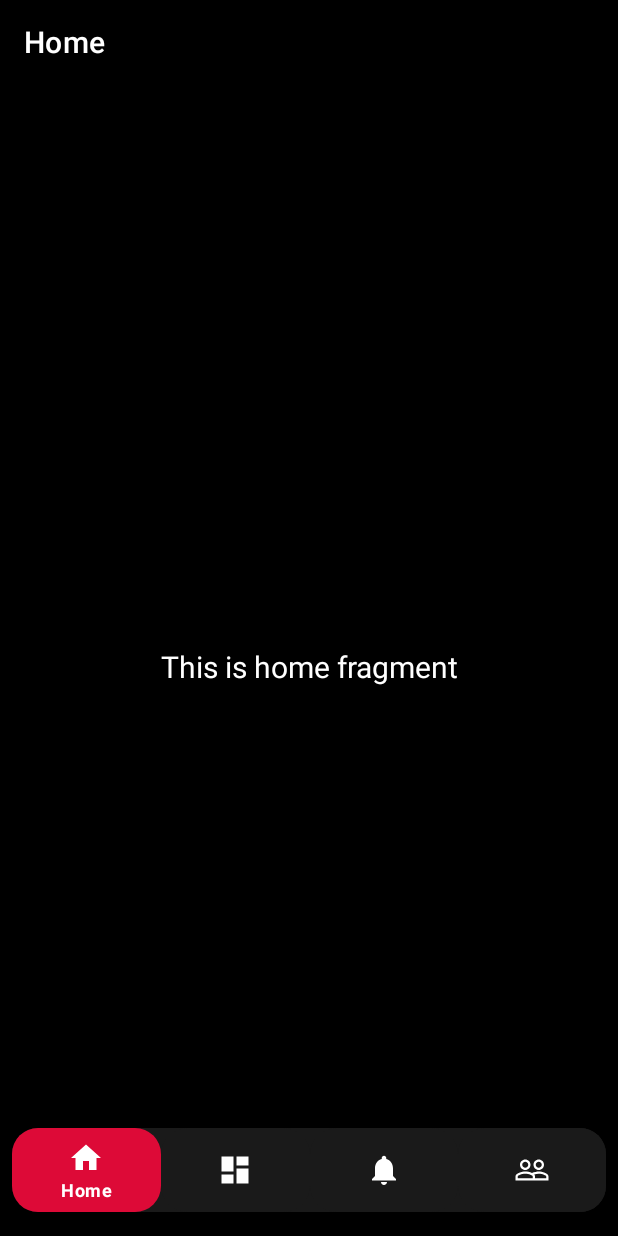
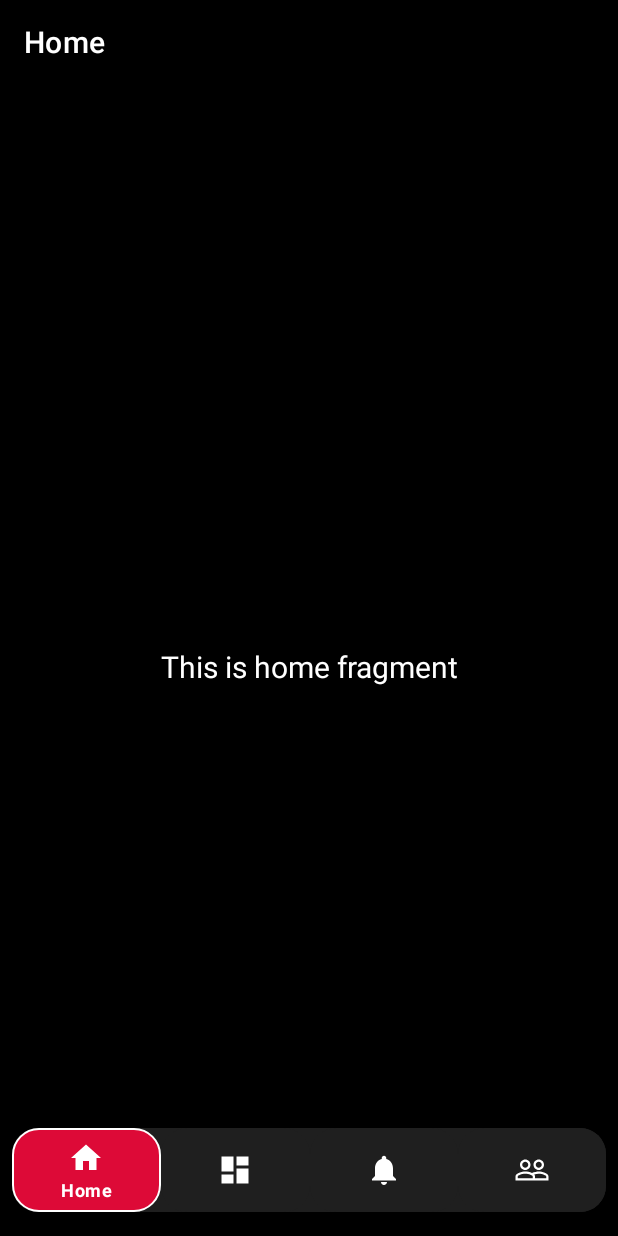
Before and after one commit to PrinceGarg23/IQ-Android, an Android app: the screen it shows after launch (MainActivity), on a phone screen of 412 x 824 dp. Run offline under Robolectric (Android 15) with nearby library versions, the phone set to English and light mode, and no system bars; our stand-ins replace navigation-ui.

Commit message:
applied new backgrounds,nav

```diff
--- a/app/src/main/res/drawable/nav_background.xml
+++ b/app/src/main/res/drawable/nav_background.xml
@@ -1,17 +1,21 @@
 <?xml version="1.0" encoding="utf-8"?>
-<selector xmlns:android="http://schemas.android.com/apk/res/android">
-    <item  android:state_checked="true" >
+<animated-selector xmlns:android="http://schemas.android.com/apk/res/android"
+    >
+    <item  android:state_checked="true" android:id="@+id/pressed" >
         <shape  >
             <solid android:color="@color/ripple_color"/>
             <corners
                 android:radius="17dp"/>
+            <stroke
+                android:color="#ffffff"
+                android:width="1dp"/>
         </shape>
     </item>
-    <item >
+    <item  android:id="@+id/defaulta">
         <shape  >
             <solid android:color="@color/black"/>
             <corners
                 android:radius="17dp"/>
         </shape>
     </item>
-</selector>
+</animated-selector>
--- a/app/src/main/res/values/colors.xml
+++ b/app/src/main/res/values/colors.xml
@@ -5,7 +5,7 @@
     <color name="purple_700">#FF3700B3</color>
     <color name="teal_200">#FF03DAC5</color>
     <color name="teal_700">#FF018786</color>
-    <color name="black">#1a1a1a</color>
+    <color name="black">#1f1f1f</color>
     <color name="white">#FFFFFFFF</color>
 
     <color name="background">#000000</color>
```
